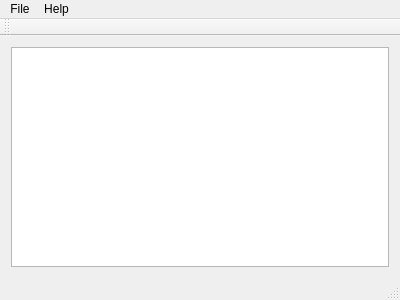
Before: the Qt Designer form MassifVisualizer/mainwindow.ui in MATF-Software-Verification/2020_05_Massif_Visual, drawn with Qt 5.
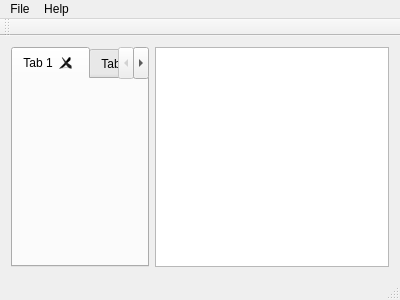
After: the same form once the commit is applied.

Commit message: added tab widget and inited charts

The edit to the form file:
```diff
--- a/MassifVisualizer/mainwindow.ui
+++ b/MassifVisualizer/mainwindow.ui
@@ -15,6 +15,32 @@
   </property>
   <widget class="QWidget" name="centralWidget">
    <layout class="QHBoxLayout" name="horizontalLayout">
+    <item>
+     <widget class="QTabWidget" name="tabWidget">
+      <property name="tabsClosable">
+       <bool>true</bool>
+      </property>
+      <property name="movable">
+       <bool>true</bool>
+      </property>
+      <widget class="QWidget" name="tab">
+       <property name="enabled">
+        <bool>true</bool>
+       </property>
+       <attribute name="title">
+        <string>Tab 1</string>
+       </attribute>
+      </widget>
+      <widget class="QWidget" name="tab_2">
+       <property name="enabled">
+        <bool>true</bool>
+       </property>
+       <attribute name="title">
+        <string>Tab 2</string>
+       </attribute>
+      </widget>
+     </widget>
+    </item>
     <item>
      <widget class="QTextBrowser" name="textBrowser">
       <property name="maximumSize">
```
The commit also changes 4 other files.
